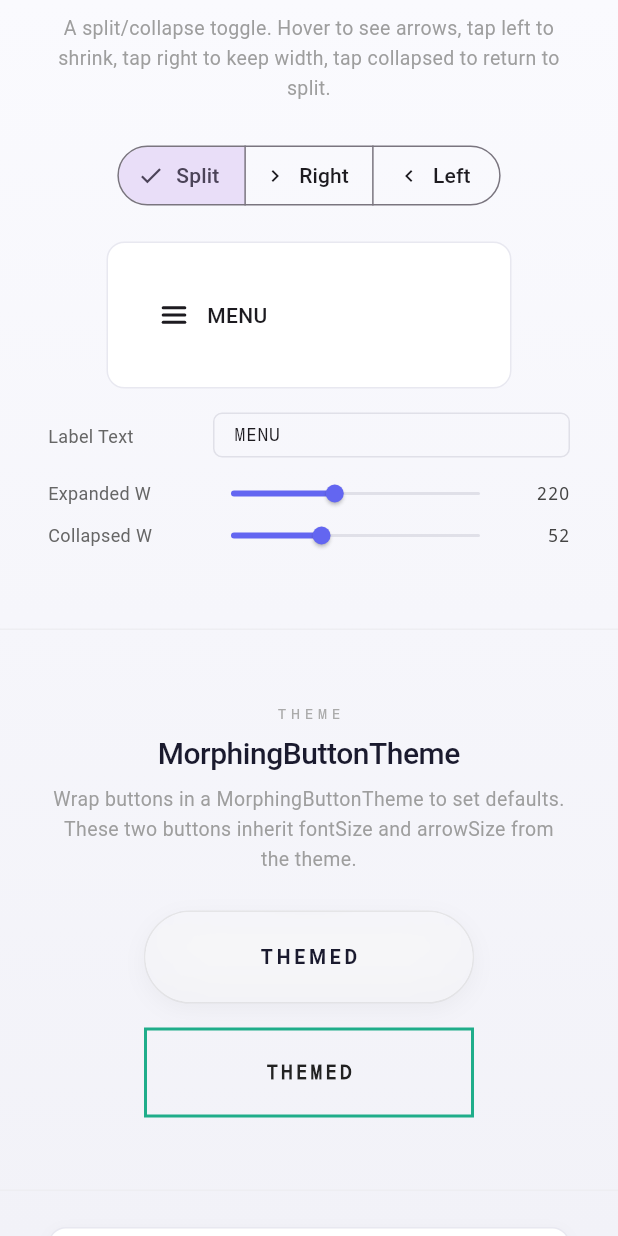
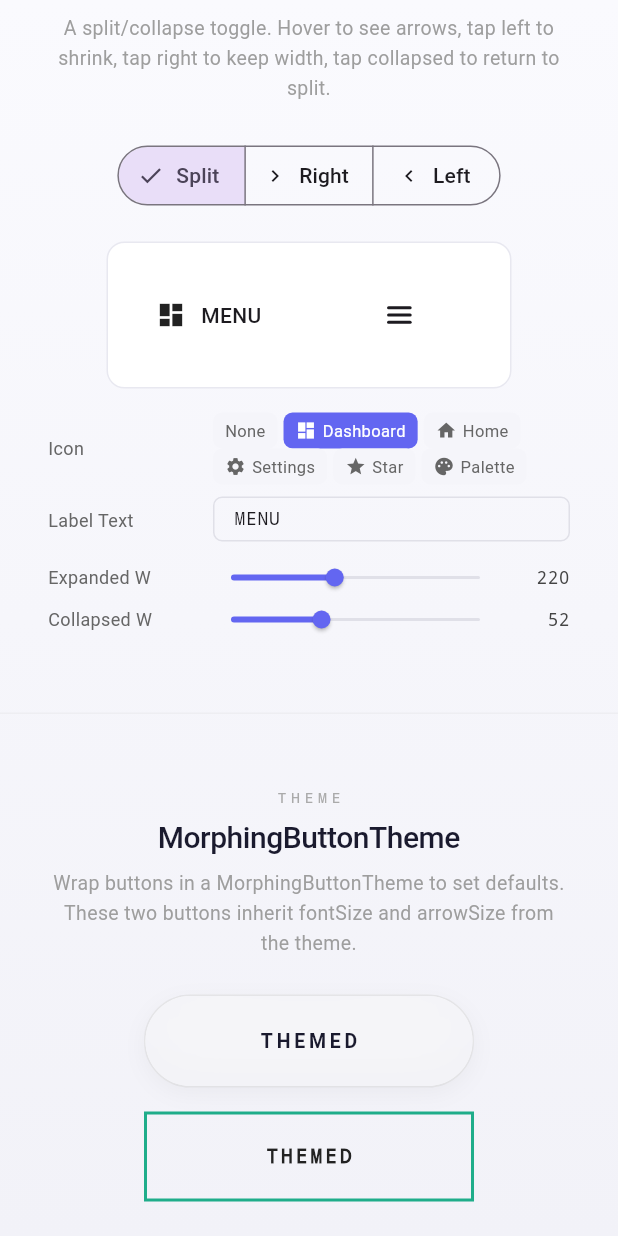
Before and after one commit to lianghualin/flutter_morphing_button, a Flutter app: the screen it shows after launch, scrolled down 2304 dp, on a phone screen of 412 x 824 dp. Run offline on Flutter 3.47's test engine with Material 3 defaults, Android fonts, the phone set to English and light mode, and no system bars.

Commit message:
Add branding support (icon + label) to ModeToggleButton
Add Widget? icon parameter for custom branding. When branding is present,
the layout shifts to [Icon] [Label] [Spacer] [Hamburger] with the hamburger
cross-fading to a centered icon or circled monogram in collapsedLeft mode.
Fully backwards compatible when both icon and label are null.

Co-Authored-By: Claude Opus 4.6 <noreply@anthropic.com>

```diff
--- a/example/lib/playground_page.dart
+++ b/example/lib/playground_page.dart
@@ -28,6 +28,7 @@ class _PlaygroundPageState extends State<PlaygroundPage> {
   double _modeToggleExpandedWidth = 220;
   double _modeToggleCollapsedWidth = 52;
   String _modeToggleLabel = 'MENU';
+  IconData? _modeToggleIcon = Icons.dashboard;
 
   // -- V1: Glass Pill --
   String _v1Label = 'EXPLORE';
@@ -685,6 +686,9 @@ class _PlaygroundPageState extends State<PlaygroundPage> {
               state: _modeToggleState,
               expandedWidth: _modeToggleExpandedWidth,
               collapsedWidth: _modeToggleCollapsedWidth,
+              icon: _modeToggleIcon != null
+                  ? Icon(_modeToggleIcon!, size: 20)
+                  : null,
               label: _modeToggleLabel,
               accentColor: const Color(0xFF6366F1),
               enabled: _enabled,
@@ -716,6 +720,10 @@ class _PlaygroundPageState extends State<PlaygroundPage> {
             width: 360,
             child: Column(
               children: [
+                _IconPickerControl(
+                  selected: _modeToggleIcon,
+                  onChanged: (v) => setState(() => _modeToggleIcon = v),
+                ),
                 _LabelControl(
                   value: _modeToggleLabel,
                   onChanged: (v) => setState(() => _modeToggleLabel = v),
@@ -1410,6 +1418,85 @@ class _ToggleControl extends StatelessWidget {
 // Label text control
 // ---------------------------------------------------------------------------
 
+class _IconPickerControl extends StatelessWidget {
+  final IconData? selected;
+  final ValueChanged<IconData?> onChanged;
+
+  static const _options = <(String, IconData?)>[
+    ('None', null),
+    ('Dashboard', Icons.dashboard),
+    ('Home', Icons.home),
+    ('Settings', Icons.settings),
+    ('Star', Icons.star),
+    ('Palette', Icons.palette),
+  ];
+
+  const _IconPickerControl({
+    required this.selected,
+    required this.onChanged,
+  });
+
+  @override
+  Widget build(BuildContext context) {
+    return Padding(
+      padding: const EdgeInsets.only(bottom: 8),
+      child: Row(
+        children: [
+          const SizedBox(
+            width: 110,
+            child: Text(
+              'Icon',
+              style: TextStyle(
+                fontSize: 12,
+                color: Color(0xFF666666),
+              ),
+            ),
+          ),
+          Expanded(
+            child: Wrap(
+              spacing: 4,
+              children: _options.map((opt) {
+                final isSelected = opt.$2 == selected;
+                return GestureDetector(
+                  onTap: () => onChanged(opt.$2),
+                  child: Container(
+                    padding:
+                        const EdgeInsets.symmetric(horizontal: 8, vertical: 4),
+                    decoration: BoxDecoration(
+                      color: isSelected
+                          ? const Color(0xFF6366F1)
+                          : const Color(0xFFF5F5FA),
+                      borderRadius: BorderRadius.circular(6),
+                    ),
+                    child: Row(
+                      mainAxisSize: MainAxisSize.min,
+                      children: [
+                        if (opt.$2 != null)
+                          Icon(opt.$2, size: 14,
+                              color: isSelected ? Colors.white : const Color(0xFF666666)),
+                        if (opt.$2 != null) const SizedBox(width: 4),
+                        Text(
+                          opt.$1,
+                          style: TextStyle(
+                            fontSize: 11,
+                            color: isSelected
+                                ? Colors.white
+                                : const Color(0xFF666666),
+                          ),
+                        ),
+                      ],
+                    ),
+                  ),
+                );
+              }).toList(),
+            ),
+          ),
+        ],
+      ),
+    );
+  }
+}
+
 class _LabelControl extends StatelessWidget {
   final String value;
   final ValueChanged<String> onChanged;
--- a/lib/src/mode_toggle_button.dart
+++ b/lib/src/mode_toggle_button.dart
@@ -26,6 +26,7 @@ class ModeToggleButton extends HoverButtonBase {
   final ModeToggleState state;
   final double expandedWidth;
   final double collapsedWidth;
+  final Widget? icon;
   final String? label;
   final double iconSize;
   final double arrowSize;
@@ -37,6 +38,7 @@ class ModeToggleButton extends HoverButtonBase {
     this.state = ModeToggleState.split,
     this.expandedWidth = 220,
     this.collapsedWidth = 52,
+    this.icon,
     this.label,
     this.iconSize = 24,
     this.arrowSize = 10,
@@ -89,6 +91,7 @@ class _ModeToggleButtonState
     final textCol =
         widget.textColor ?? Theme.of(context).colorScheme.onSurface;
     final isSplit = widget.state == ModeToggleState.split;
+    final hasBranding = widget.icon != null || widget.label != null;
 
     // Arrows only visible in split mode
     final arrowPresence = isSplit ? presence : 0.0;
@@ -128,7 +131,8 @@ class _ModeToggleButtonState
                 child: Padding(
                   padding: const EdgeInsets.symmetric(horizontal: 8),
                   child: Row(
-                    mainAxisSize: MainAxisSize.min,
+                    mainAxisSize:
+                        hasBranding ? MainAxisSize.max : MainAxisSize.min,
                     children: [
                       // Left arrow
                       ClipRect(
@@ -152,15 +156,9 @@ class _ModeToggleButtonState
                           ),
                         ),
                       ),
-                      // Hamburger / morph icon
-                      CustomPaint(
-                        size: Size.square(widget.iconSize),
-                        painter: HamburgerMorphPainter(
-                          morphProgress: morphProgress,
-                          color: textCol,
-                          strokeWidth: widget.strokeWidth,
-                        ),
-                      ),
+                      // Branding icon
+                      if (widget.icon != null)
+                        IgnorePointer(child: widget.icon!),
                       // Label
                       if (widget.label != null && labelOpacity > 0.01)
                         Flexible(
@@ -178,6 +176,21 @@ class _ModeToggleButtonState
                                   color: textCol,
                                 ),
                               ),
+                            ),
+                          ),
+                        ),
+                      // Spacer pushes hamburger right when branding is present
+                      if (hasBranding) const Spacer(),
+                      // Hamburger / morph icon (fades when branding replaces it)
+                      if (!hasBranding || labelOpacity > 0.01)
+                        Opacity(
+                          opacity: hasBranding ? labelOpacity : 1.0,
+                          child: CustomPaint(
+                            size: Size.square(widget.iconSize),
+                            painter: HamburgerMorphPainter(
+                              morphProgress: morphProgress,
+                              color: textCol,
+                              strokeWidth: widget.strokeWidth,
                             ),
                           ),
                         ),
@@ -209,8 +222,43 @@ class _ModeToggleButtonState
               ),
             ),
           ),
+        // Collapsed branding overlay — fades in as width shrinks
+        if (hasBranding && labelOpacity < 0.99)
+          Positioned.fill(
+            child: Center(
+              child: Opacity(
+                opacity: (1.0 - labelOpacity).clamp(0.0, 1.0),
+                child: IgnorePointer(
+                  child: widget.icon ?? _buildMonogram(accent),
+                ),
+              ),
+            ),
+          ),
         ],
       ),
     );
   }
+
+  Widget _buildMonogram(Color accent) {
+    final char = widget.label?.isNotEmpty == true
+        ? widget.label![0].toUpperCase()
+        : '?';
+    return Container(
+      width: widget.iconSize,
+      height: widget.iconSize,
+      decoration: BoxDecoration(
+        color: accent.withValues(alpha: 0.12),
+        borderRadius: BorderRadius.circular(6),
+      ),
+      alignment: Alignment.center,
+      child: Text(
+        char,
+        style: TextStyle(
+          fontSize: 14,
+          fontWeight: FontWeight.w700,
+          color: accent,
+        ),
+      ),
+    );
+  }
 }
```
Also changed, not shown: 2 other files.
